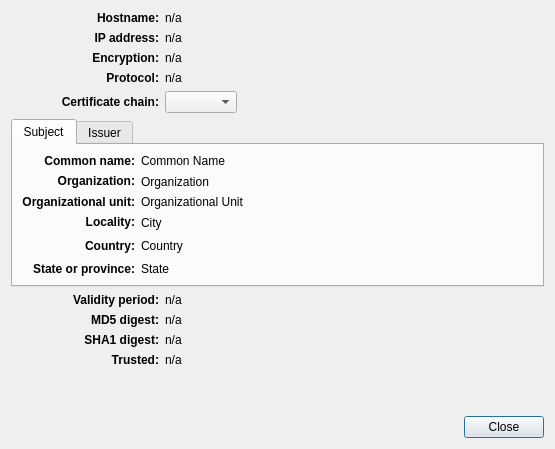
quassel/quassel, file src/qtui/ui/sslinfodlg.ui: the form before one commit.
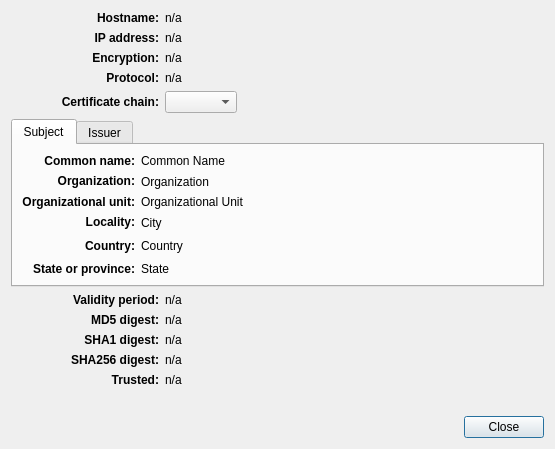
The form after the commit.

Commit message: Display SHA256 fingerprint for SSL certificates

Diff of the .ui file:
```diff
--- a/src/qtui/ui/sslinfodlg.ui
+++ b/src/qtui/ui/sslinfodlg.ui
@@ -412,6 +412,23 @@
        </property>
       </widget>
      </item>
+     <item row="10" column="0">
+      <widget class="QLabel" name="sha256Label">
+       <property name="text">
+        <string>&lt;b&gt;SHA256 digest:&lt;/b&gt;</string>
+       </property>
+       <property name="alignment">
+        <set>Qt::AlignRight|Qt::AlignTrailing|Qt::AlignVCenter</set>
+       </property>
+      </widget>
+     </item>
+     <item row="10" column="1">
+      <widget class="QLabel" name="sha256Digest">
+       <property name="text">
+        <string notr="true">n/a</string>
+       </property>
+      </widget>
+     </item>
      <item row="4" column="2" colspan="2">
       <spacer name="horizontalSpacer_2">
        <property name="orientation">
@@ -425,7 +442,7 @@
        </property>
       </spacer>
      </item>
-     <item row="10" column="0">
+     <item row="11" column="0">
       <widget class="QLabel" name="label_19">
        <property name="text">
         <string>&lt;b&gt;Trusted:&lt;/b&gt;</string>
@@ -435,7 +452,7 @@
        </property>
       </widget>
      </item>
-     <item row="10" column="1">
+     <item row="11" column="1">
       <widget class="QLabel" name="trusted">
        <property name="sizePolicy">
         <sizepolicy hsizetype="Preferred" vsizetype="Maximum">
```
The commit also changes 1 other file.
